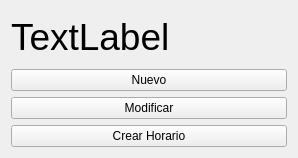
First picture: the form in Aplicacion/interfaces/Ui/schedule.ui, repository nestorgranado/URJC-TFG-Aplicacion-para-la-gestion-de-horarios-y-examenes-en-la-universidad, before the edit.
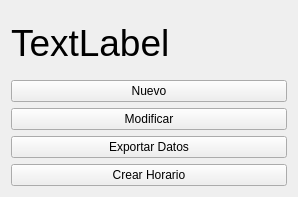
Second picture: the form after the edit.

```diff
--- a/Aplicacion/interfaces/Ui/schedule.ui
+++ b/Aplicacion/interfaces/Ui/schedule.ui
@@ -7,7 +7,7 @@
     <x>0</x>
     <y>0</y>
     <width>298</width>
-    <height>158</height>
+    <height>197</height>
    </rect>
   </property>
   <property name="windowTitle">
@@ -40,6 +40,13 @@
      </property>
     </widget>
    </item>
+   <item>
+    <widget class="QPushButton" name="exportar">
+     <property name="text">
+      <string>Exportar Datos</string>
+     </property>
+    </widget>
+   </item>
    <item>
     <widget class="QPushButton" name="crearHorario">
      <property name="text">
```
